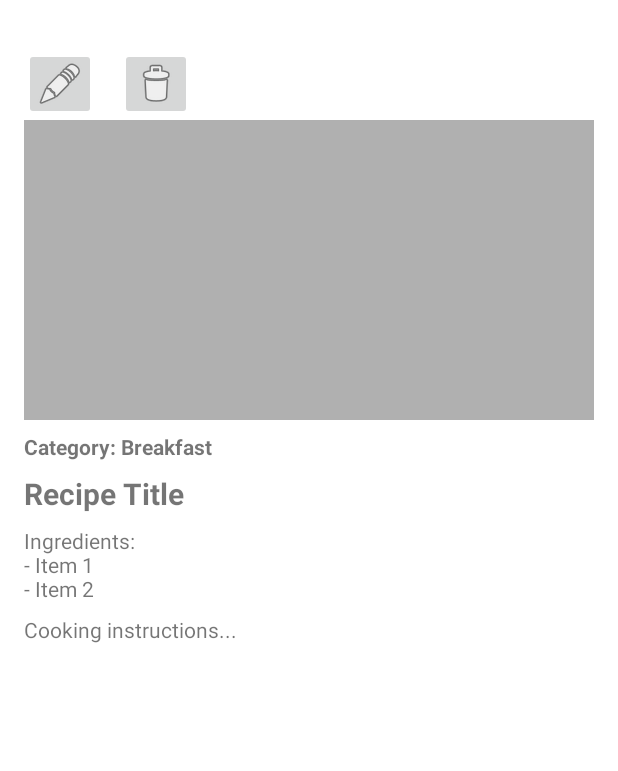
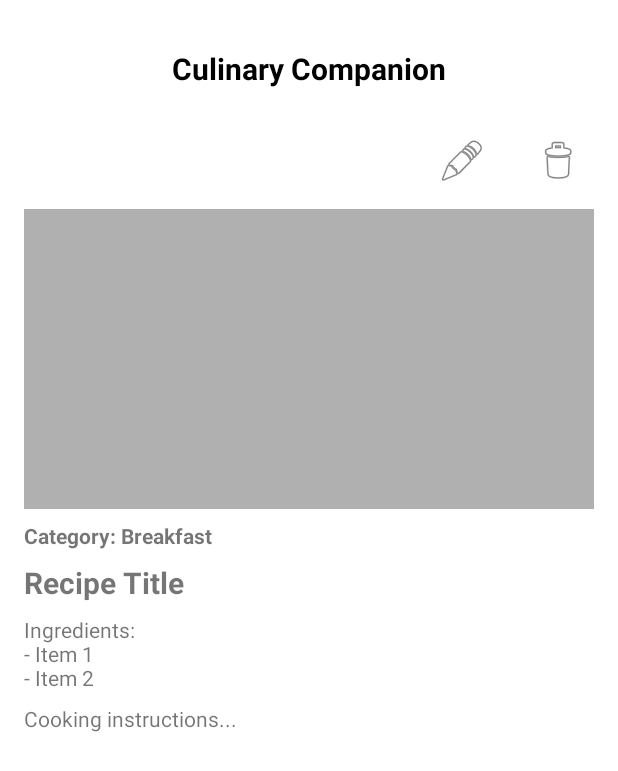
Before and after one commit to Birkbeck/mobile-computing-project-MarianTara, an Android app built with Jetpack Compose: the RecipeDetailsActivity screen opened directly, with no data from a screen before it, on a phone screen of 412 x 824 dp. Shown: the top 771 px of the screen. Run offline under Robolectric (Android 15) with nearby library versions, the phone set to English and light mode, and no system bars.

Commit message:
amended Recipe Details View closer to the wireframe

```diff
--- a/app/src/main/res/layout/activity_recipe_details.xml
+++ b/app/src/main/res/layout/activity_recipe_details.xml
@@ -2,42 +2,54 @@
 <ScrollView xmlns:android="http://schemas.android.com/apk/res/android"
     android:layout_width="match_parent"
     android:layout_height="match_parent"
-    android:padding="16dp">
+    android:padding="16dp"
+    android:fitsSystemWindows="true">
 
     <LinearLayout
         android:orientation="vertical"
         android:layout_width="match_parent"
         android:layout_height="wrap_content">
 
-        <!-- Edit and Delete icons (placeholders) -->
+        <!-- Modular app title -->
+        <include layout="@layout/toolbar_title" />
+
+        <!-- Edit + Delete aligned right -->
         <LinearLayout
+            android:layout_width="match_parent"
+            android:layout_height="wrap_content"
             android:orientation="horizontal"
-            android:layout_width="wrap_content"
-            android:layout_height="wrap_content"
-            android:layout_marginTop="16dp">
+            android:gravity="end"
+            android:layout_marginTop="8dp">
 
             <ImageButton
+                android:id="@+id/editButton"
                 android:layout_width="48dp"
                 android:layout_height="48dp"
                 android:src="@android:drawable/ic_menu_edit"
-                android:contentDescription="Edit" />
+                android:contentDescription="@string/edit"
+                android:background="?attr/selectableItemBackgroundBorderless" />
 
             <ImageButton
+                android:id="@+id/deleteButton"
                 android:layout_width="48dp"
                 android:layout_height="48dp"
                 android:src="@android:drawable/ic_menu_delete"
-                android:contentDescription="Delete"
-                android:layout_marginStart="16dp" />
+                android:contentDescription="@string/delete"
+                android:layout_marginStart="16dp"
+                android:background="?attr/selectableItemBackgroundBorderless" />
         </LinearLayout>
 
-        <!-- Image placeholder -->
+        <!-- Recipe image -->
         <ImageView
             android:id="@+id/recipeImage"
             android:layout_width="match_parent"
             android:layout_height="200dp"
+            android:layout_marginTop="8dp"
             android:background="#B0B0B0"
-            android:contentDescription="Recipe image" />
+            android:contentDescription="@string/recipe_image" />
 
+
+<!--        placeholder only, meaning no text in strings.xml just yet-->
         <!-- Category -->
         <TextView
             android:id="@+id/recipeCategory"
@@ -72,8 +84,5 @@
             android:layout_height="wrap_content"
             android:text="Cooking instructions..."
             android:layout_marginTop="8dp" />
-
-
-
     </LinearLayout>
 </ScrollView>
--- a/app/src/main/res/values/strings.xml
+++ b/app/src/main/res/values/strings.xml
@@ -2,4 +2,7 @@
     <string name="app_name">Culinary Companion</string>
     <string name="create_recipe">Create Recipe</string>
     <string name="search_recipes">Search recipes</string>
+    <string name="delete">Delete </string>
+    <string name="edit">Edit </string>
+    <string name="recipe_image">Recipe image </string>
 </resources>
```
